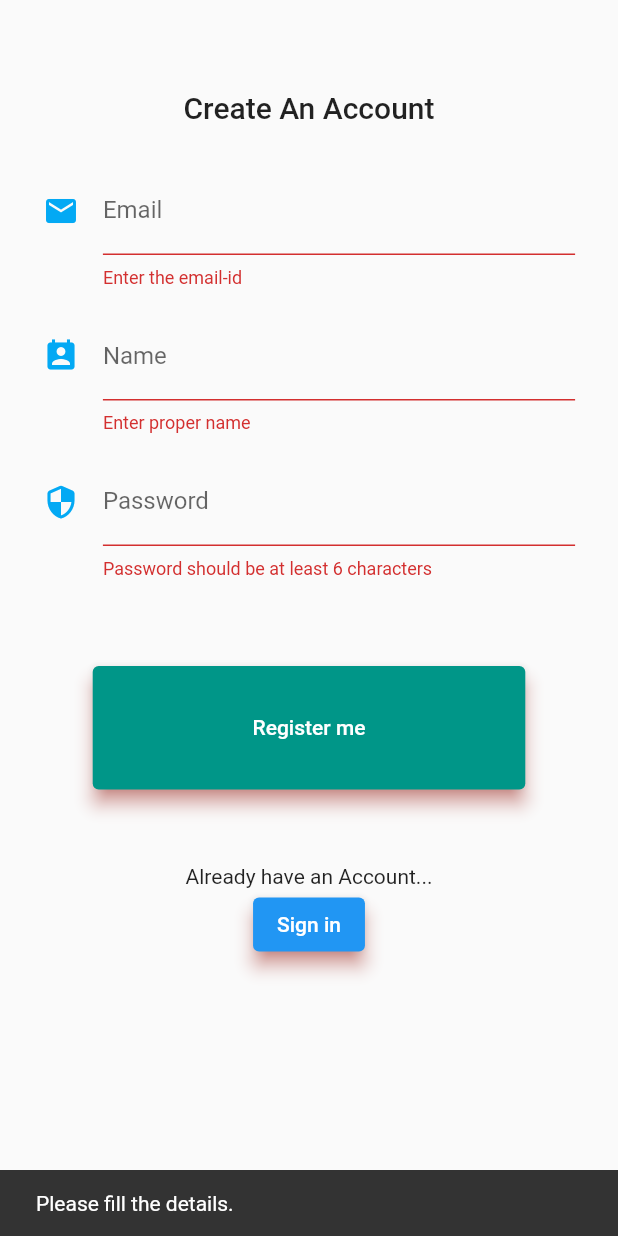
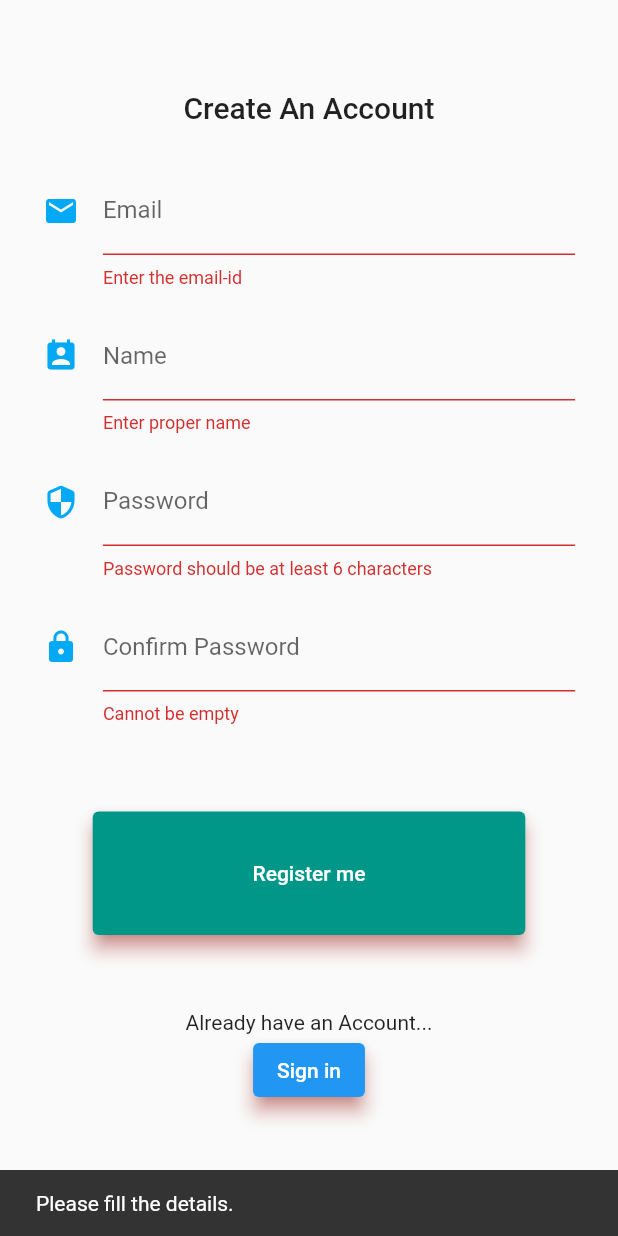
Before and after one commit to awwush/AntiKidMania-1, a Flutter app: the Register screen opened directly, after a tap on "Register me", on a phone screen of 412 x 824 dp. Run offline on Flutter 3.47's test engine with Material 2 defaults, Android fonts, the phone set to English and light mode, and no system bars; our stand-ins replace dio.

Commit message:
Added confirmPass pratik

```diff
--- a/lib/screens/register.dart
+++ b/lib/screens/register.dart
@@ -1,5 +1,6 @@
 import 'dart:convert';
 import 'dart:io';
+import 'dart:math';
 
 import 'package:anti_kid_mania/models/RegisterParent.dart';
 import 'package:anti_kid_mania/services/auth.dart';
@@ -77,6 +78,7 @@ class _RegisterState extends State<Register> {
                         _email(),
                         _showName(),
                         _firstPassword(),
+                        _confirmPass(),
                         SizedBox(height: 50),
                         _submitDetails(),
                         SizedBox(height: 50),
@@ -234,6 +236,50 @@ class _RegisterState extends State<Register> {
     );
   }
 
+
+  Widget _confirmPass() {
+    double deviceWidth = MediaQuery.of(context).size.width;
+    double deviceHeight = MediaQuery.of(context).size.height;
+
+    return Container(
+      width: deviceWidth * 0.90,
+
+
+      child: Padding(
+        padding: const EdgeInsets.all(8.0),
+        child: TextFormField(
+          controller: _confirmPasswordController,
+          keyboardType: TextInputType.text,
+          maxLines: 1,
+          obscureText: true,
+          decoration: new InputDecoration(
+
+            labelText: "Confirm Password",
+            hintText: "****",
+            icon: Icon(
+              Icons.lock,
+              color: Colors.lightBlue,
+            ),
+          ),
+
+          validator: (String value) {
+            if (value.isEmpty) {
+              return 'Cannot be empty';
+            }
+            if (_passwordController.text != _confirmPasswordController.text) {
+              return "Password field does not match";
+            }
+            return null;
+          },
+
+
+        ),
+      ),
+    );
+  }
+
+
+
   Widget _submitDetails() {
     double deviceWidth = MediaQuery.of(context).size.width;
     double deviceHeight = MediaQuery.of(context).size.height;
@@ -251,11 +297,17 @@ class _RegisterState extends State<Register> {
           ),
           onPressed: () async {
 
+
+            circularIndicator(context);
             if (_signUpKey.currentState.validate()) {
               // Securing password
               var bytes = utf8.encode(_passwordController.text);
               var digest = sha512.convert(bytes);
-              await Provider.of<Authorize>(context, listen: false).Register(context,_nameController.text, _emailController.text, digest.toString());
+              var random  = new Random();
+              var verificationCode = random.nextInt(10000)+1000;
+              var response = await Provider.of<Authorize>(context, listen: false).Register(_nameController.text,
+                  _emailController.text, digest.toString(), verificationCode);
+              // print("response"+ response);
             }else{
               final snackbar = SnackBar(content: Text("Please fill the details."));
               _scaffoldGlobalKey.currentState.showSnackBar(
@@ -267,4 +319,10 @@ class _RegisterState extends State<Register> {
       ),
     );
   }
+
+  Widget circularIndicator(BuildContext context){
+    return Center(
+      child: CircularProgressIndicator(),
+    );
+  }
 }
--- a/lib/screens/signin.dart
+++ b/lib/screens/signin.dart
@@ -144,7 +144,6 @@ class _SignInState extends State<SignIn> {
     return Container(
       width: deviceWidth * 0.70,
       height: deviceHeight * 0.10,
-      decoration: myBoxDecoration(),
 
       child: Padding(
         padding: const EdgeInsets.all(4.0),
@@ -183,7 +182,6 @@ class _SignInState extends State<SignIn> {
     return Container(
       width: deviceWidth * 0.70,
       height: deviceHeight * 0.10,
-      decoration: myBoxDecoration(),
 
       child: Padding(
         padding: const EdgeInsets.all(4.0),
```
Also changed, not shown: lib/services/auth.dart (+29 -17 lines).
